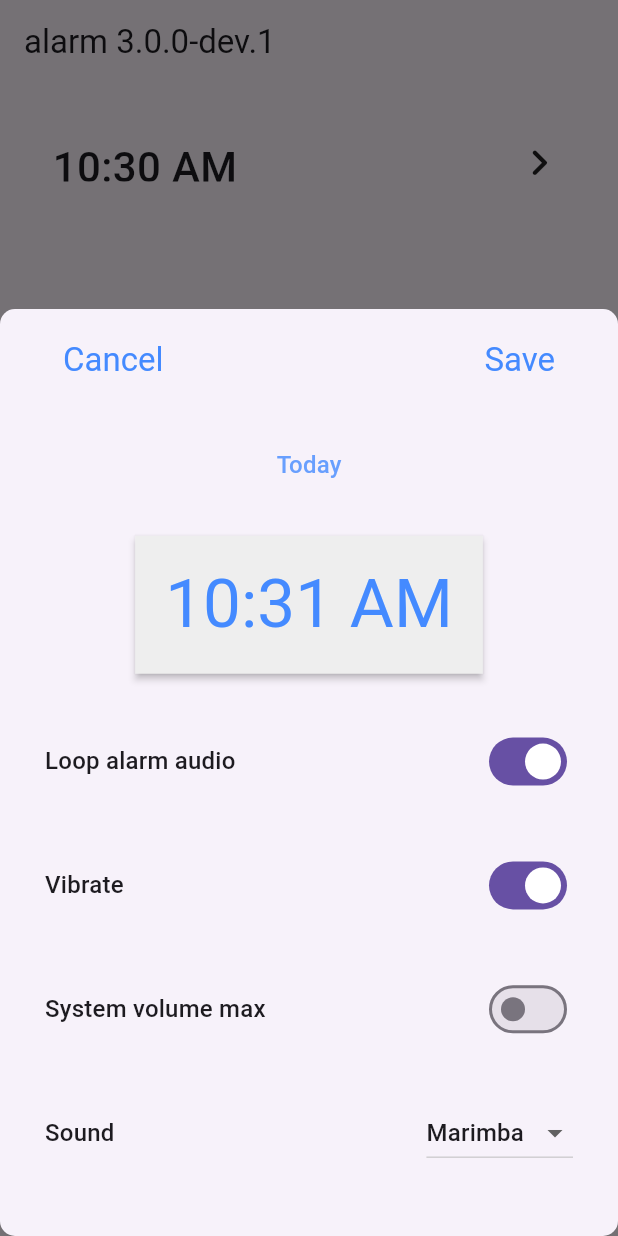
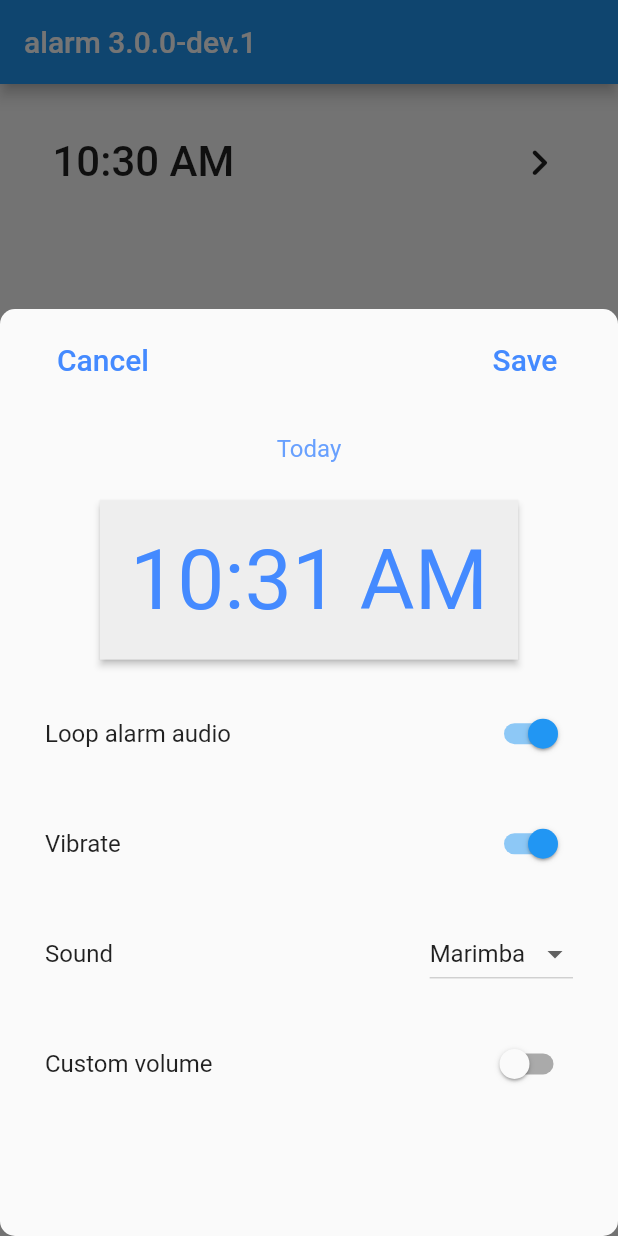
Before and after one commit to gdelataillade/alarm, a Flutter app: the ExampleAlarmHomeScreen screen opened directly, after a tap on "RING NOW", after a tap on the "alarm add" icon, on a phone screen of 412 x 824 dp. Run offline on Flutter 3.47's test engine with Material 3 defaults, Android fonts, the phone set to English and light mode, and no system bars; our stand-ins replace flutter_local_notifications, shared_preferences, timezone; missing offline and left inert: flutter_fgbg; accounts and stored records are empty.

Commit message:
Set volume to value between 0 and 1 (#98)
* Set volume property as double

* Update volume value to iOS and Android methods

* Add volume slider in example app

* Fix iOS volume argument name

* Fix iOS build errors

* Fix iOS volume type error

* Update changelog + add minor adjustments

```diff
--- a/example/lib/screens/edit_alarm.dart
+++ b/example/lib/screens/edit_alarm.dart
@@ -18,7 +18,7 @@ class _ExampleAlarmEditScreenState extends State<ExampleAlarmEditScreen> {
   late DateTime selectedDateTime;
   late bool loopAudio;
   late bool vibrate;
-  late bool volumeMax;
+  late double? volume;
   late String assetAudio;
 
   @override
@@ -31,13 +31,13 @@ class _ExampleAlarmEditScreenState extends State<ExampleAlarmEditScreen> {
       selectedDateTime = selectedDateTime.copyWith(second: 0, millisecond: 0);
       loopAudio = true;
       vibrate = true;
-      volumeMax = false;
+      volume = null;
       assetAudio = 'assets/marimba.mp3';
     } else {
       selectedDateTime = widget.alarmSettings!.dateTime;
       loopAudio = widget.alarmSettings!.loopAudio;
       vibrate = widget.alarmSettings!.vibrate;
-      volumeMax = widget.alarmSettings!.volumeMax;
+      volume = widget.alarmSettings!.volume;
       assetAudio = widget.alarmSettings!.assetAudioPath;
     }
   }
@@ -87,7 +87,7 @@ class _ExampleAlarmEditScreenState extends State<ExampleAlarmEditScreen> {
       dateTime: selectedDateTime,
       loopAudio: loopAudio,
       vibrate: vibrate,
-      volumeMax: volumeMax,
+      volume: volume,
       assetAudioPath: assetAudio,
       notificationTitle: 'Alarm example',
       notificationBody: 'Your alarm ($id) is ringing',
@@ -194,19 +194,6 @@ class _ExampleAlarmEditScreenState extends State<ExampleAlarmEditScreen> {
             mainAxisAlignment: MainAxisAlignment.spaceBetween,
             children: [
               Text(
-                'System volume max',
-                style: Theme.of(context).textTheme.titleMedium,
-              ),
-              Switch(
-                value: volumeMax,
-                onChanged: (value) => setState(() => volumeMax = value),
-              ),
-            ],
-          ),
-          Row(
-            mainAxisAlignment: MainAxisAlignment.spaceBetween,
-            children: [
-              Text(
                 'Sound',
                 style: Theme.of(context).textTheme.titleMedium,
               ),
@@ -238,6 +225,45 @@ class _ExampleAlarmEditScreenState extends State<ExampleAlarmEditScreen> {
               ),
             ],
           ),
+          Row(
+            mainAxisAlignment: MainAxisAlignment.spaceBetween,
+            children: [
+              Text(
+                'Custom volume',
+                style: Theme.of(context).textTheme.titleMedium,
+              ),
+              Switch(
+                value: volume != null,
+                onChanged: (value) =>
+                    setState(() => volume = value ? 0.5 : null),
+              ),
+            ],
+          ),
+          SizedBox(
+            height: 30,
+            child: volume != null
+                ? Row(
+                    mainAxisAlignment: MainAxisAlignment.spaceBetween,
+                    children: [
+                      Icon(
+                        volume! > 0.7
+                            ? Icons.volume_up_rounded
+                            : volume! > 0.1
+                                ? Icons.volume_down_rounded
+                                : Icons.volume_mute_rounded,
+                      ),
+                      Expanded(
+                        child: Slider(
+                          value: volume!,
+                          onChanged: (value) {
+                            setState(() => volume = value);
+                          },
+                        ),
+                      ),
+                    ],
+                  )
+                : const SizedBox(),
+          ),
           if (!creating)
             TextButton(
               onPressed: deleteAlarm,
--- a/example/lib/screens/shortcut_button.dart
+++ b/example/lib/screens/shortcut_button.dart
@@ -18,9 +18,11 @@ class _ExampleAlarmHomeShortcutButtonState
 
   Future<void> onPressButton(int delayInHours) async {
     DateTime dateTime = DateTime.now().add(Duration(hours: delayInHours));
+    double? volume;
 
     if (delayInHours != 0) {
       dateTime = dateTime.copyWith(second: 0, millisecond: 0);
+      volume = 0.5;
     }
 
     setState(() => showMenu = false);
@@ -29,7 +31,7 @@ class _ExampleAlarmHomeShortcutButtonState
       id: DateTime.now().millisecondsSinceEpoch % 10000,
       dateTime: dateTime,
       assetAudioPath: 'assets/marimba.mp3',
-      volumeMax: false,
+      volume: volume,
       notificationTitle: 'Alarm example',
       notificationBody:
           'Shortcut button alarm with delay of $delayInHours hours',
--- a/lib/model/alarm_settings.dart
+++ b/lib/model/alarm_settings.dart
@@ -20,10 +20,15 @@ class AlarmSettings {
   /// If [loopAudio] is set to false, vibrations will stop when audio ends.
   final bool vibrate;
 
-  /// If true, set system volume to maximum when [dateTime] is reached
-  /// and set it back to its previous value when alarm is stopped.
-  /// Else, use current system volume. Enabled by default.
-  final bool volumeMax;
+  /// Specifies the system volume level to be set at the designated [dateTime].
+  ///
+  /// Accepts a value between 0 (mute) and 1 (maximum volume). When the alarm is triggered at [dateTime],
+  /// the system volume adjusts to this specified level. Upon stopping the alarm, the system volume reverts
+  /// to its prior setting.
+  ///
+  /// If left unspecified or set to `null`, the current system volume at the time of the alarm will be used.
+  /// Defaults to `null`.
+  final double? volume;
 
   /// Duration, in seconds, over which to fade the alarm ringtone.
   /// Set to 0.0 by default, which means no fade.
@@ -52,7 +57,7 @@ class AlarmSettings {
     hash = hash ^ assetAudioPath.hashCode;
     hash = hash ^ loopAudio.hashCode;
     hash = hash ^ vibrate.hashCode;
-    hash = hash ^ volumeMax.hashCode;
+    hash = hash ^ volume.hashCode;
     hash = hash ^ fadeDuration.hashCode;
     hash = hash ^ (notificationTitle.hashCode);
     hash = hash ^ (notificationBody.hashCode);
@@ -73,7 +78,7 @@ class AlarmSettings {
     required this.assetAudioPath,
     this.loopAudio = true,
     this.vibrate = true,
-    this.volumeMax = true,
+    this.volume,
     this.fadeDuration = 0.0,
     required this.notificationTitle,
     required this.notificationBody,
@@ -87,11 +92,11 @@ class AlarmSettings {
         dateTime: DateTime.fromMicrosecondsSinceEpoch(json['dateTime'] as int),
         assetAudioPath: json['assetAudioPath'] as String,
         loopAudio: json['loopAudio'] as bool,
-        vibrate: json['vibrate'] as bool,
-        volumeMax: json['volumeMax'] as bool,
+        vibrate: json['vibrate'] as bool? ?? true,
+        volume: json['volume'] as double?,
         fadeDuration: json['fadeDuration'] as double,
-        notificationTitle: json['notificationTitle'] as String,
-        notificationBody: json['notificationBody'] as String,
+        notificationTitle: json['notificationTitle'] as String? ?? '',
+        notificationBody: json['notificationBody'] as String? ?? '',
         enableNotificationOnKill:
             json['enableNotificationOnKill'] as bool? ?? true,
         androidFullScreenIntent:
@@ -106,7 +111,7 @@ class AlarmSettings {
     String? assetAudioPath,
     bool? loopAudio,
     bool? vibrate,
-    bool? volumeMax,
+    double? volume,
     double? fadeDuration,
     String? notificationTitle,
     String? notificationBody,
@@ -119,7 +124,7 @@ class AlarmSettings {
       assetAudioPath: assetAudioPath ?? this.assetAudioPath,
       loopAudio: loopAudio ?? this.loopAudio,
       vibrate: vibrate ?? this.vibrate,
-      volumeMax: volumeMax ?? this.volumeMax,
+      volume: volume ?? this.volume,
       fadeDuration: fadeDuration ?? this.fadeDuration,
       notificationTitle: notificationTitle ?? this.notificationTitle,
       notificationBody: notificationBody ?? this.notificationBody,
@@ -137,7 +142,7 @@ class AlarmSettings {
         'assetAudioPath': assetAudioPath,
         'loopAudio': loopAudio,
         'vibrate': vibrate,
-        'volumeMax': volumeMax,
+        'volume': volume,
         'fadeDuration': fadeDuration,
         'notificationTitle': notificationTitle,
         'notificationBody': notificationBody,
@@ -165,7 +170,7 @@ class AlarmSettings {
           assetAudioPath == other.assetAudioPath &&
           loopAudio == other.loopAudio &&
           vibrate == other.vibrate &&
-          volumeMax == other.volumeMax &&
+          volume == other.volume &&
           fadeDuration == other.fadeDuration &&
           notificationTitle == other.notificationTitle &&
           notificationBody == other.notificationBody &&
--- a/lib/src/android_alarm.dart
+++ b/lib/src/android_alarm.dart
@@ -41,7 +41,7 @@ class AndroidAlarm {
           'assetAudioPath': settings.assetAudioPath,
           'loopAudio': settings.loopAudio,
           'vibrate': settings.vibrate,
-          'volume': settings.volumeMax ? 1.0 : -1.0,
+          'volume': settings.volume,
           'fadeDuration': settings.fadeDuration,
           'notificationTitle': settings.notificationTitle,
           'notificationBody': settings.notificationBody,
--- a/lib/src/ios_alarm.dart
+++ b/lib/src/ios_alarm.dart
@@ -34,7 +34,7 @@ class IOSAlarm {
               'fadeDuration':
                   settings.fadeDuration >= 0 ? settings.fadeDuration : 0,
               'vibrate': settings.vibrate,
-              'volumeMax': settings.volumeMax,
+              'volume': settings.volume,
               'notifOnKillEnabled': settings.enableNotificationOnKill,
               'notifTitleOnAppKill':
                   AlarmStorage.getNotificationOnAppKillTitle(),
```
Also changed, not shown: example/lib/main.dart (+6 -1 lines), example/pubspec.lock, 4 other files.
